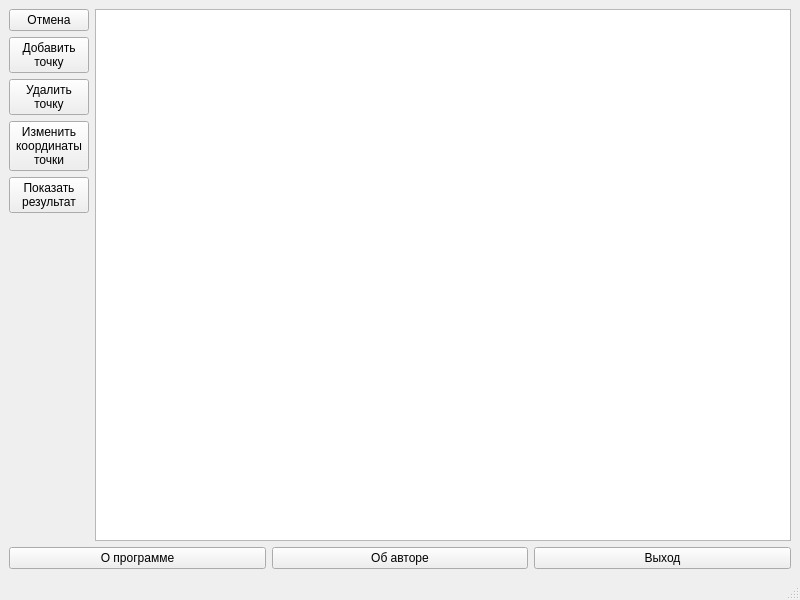
First picture: the form in lab_01/mainwindow.ui, repository AskaryanKarine/BMSTU-CG, before the edit.
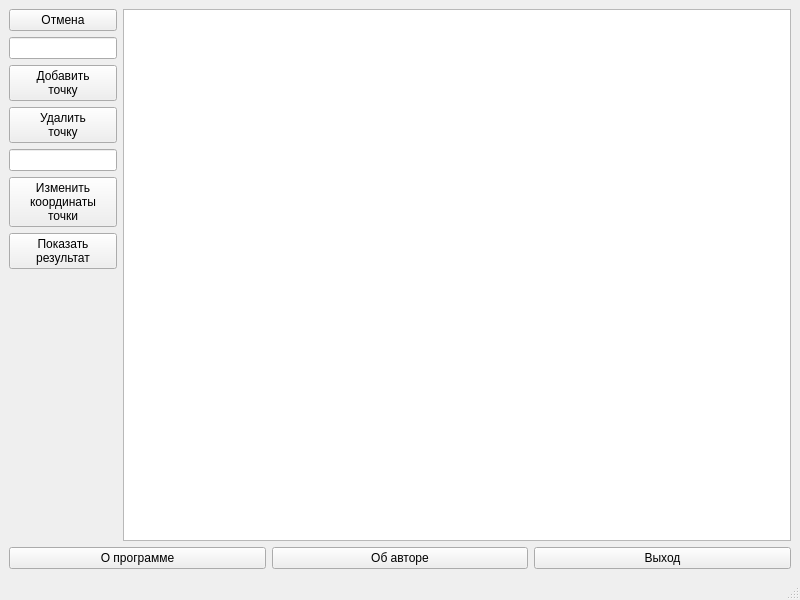
Second picture: the form after the edit.

Commit message: добавлены поля ввода

Patch:
```diff
--- a/lab_01/mainwindow.ui
+++ b/lab_01/mainwindow.ui
@@ -14,10 +14,8 @@
    <string>Лабораторная работа №1</string>
   </property>
   <widget class="QWidget" name="centralwidget">
-   <layout class="QGridLayout" name="gridLayout">
+   <layout class="QFormLayout" name="formLayout">
     <item row="0" column="0">
-     <layout class="QHBoxLayout" name="horizontalLayout_2">
-      <item>
        <layout class="QVBoxLayout" name="verticalLayout">
         <item>
          <widget class="QPushButton" name="pushButton_cancel">
@@ -26,6 +24,9 @@
           </property>
          </widget>
         </item>
+      <item>
+       <widget class="QLineEdit" name="lineEdit_add"/>
+      </item>
         <item>
          <widget class="QPushButton" name="pushButton_add_dot">
           <property name="text">
@@ -42,6 +43,9 @@
           </property>
          </widget>
         </item>
+      <item>
+       <widget class="QLineEdit" name="lineEdit_change"/>
+      </item>
         <item>
          <widget class="QPushButton" name="pushButton_chance_dot">
           <property name="text">
@@ -74,12 +78,10 @@
         </item>
        </layout>
       </item>
-      <item>
+    <item row="0" column="1">
        <widget class="QGraphicsView" name="graphicsView"/>
       </item>
-     </layout>
-    </item>
-    <item row="1" column="0">
+    <item row="1" column="0" colspan="2">
      <layout class="QHBoxLayout" name="horizontalLayout">
       <item>
        <widget class="QPushButton" name="pushButton_app_info">
```
Lines whose indentation alone changed are shown as unchanged. The commit also changes 1 other file.
